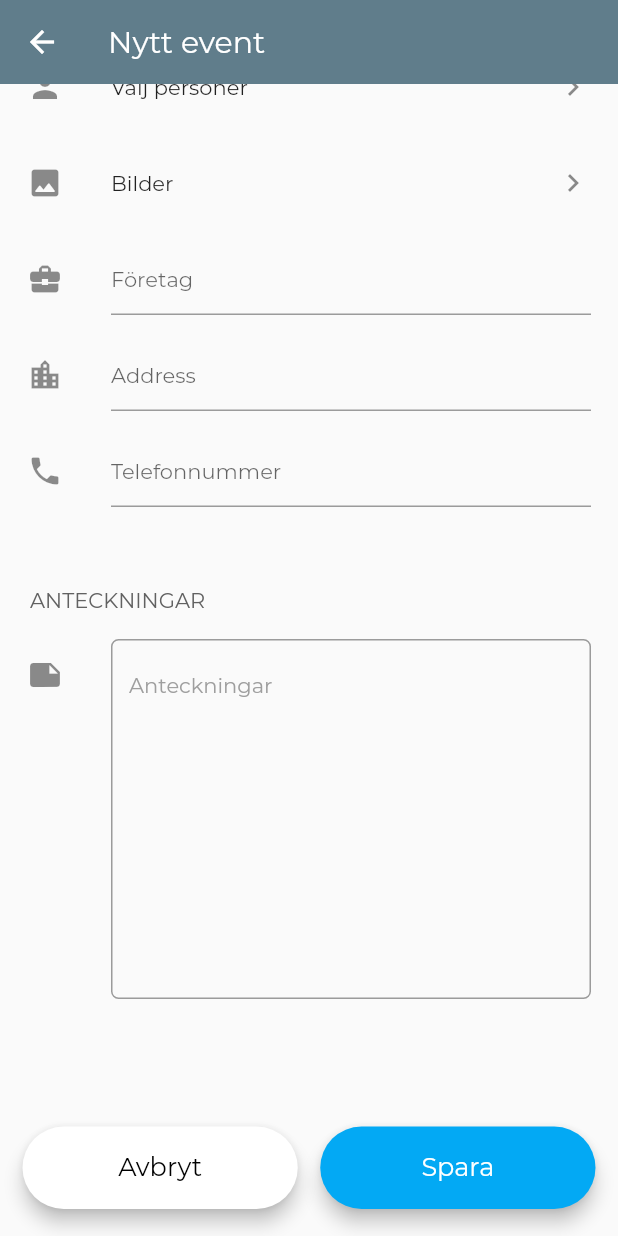
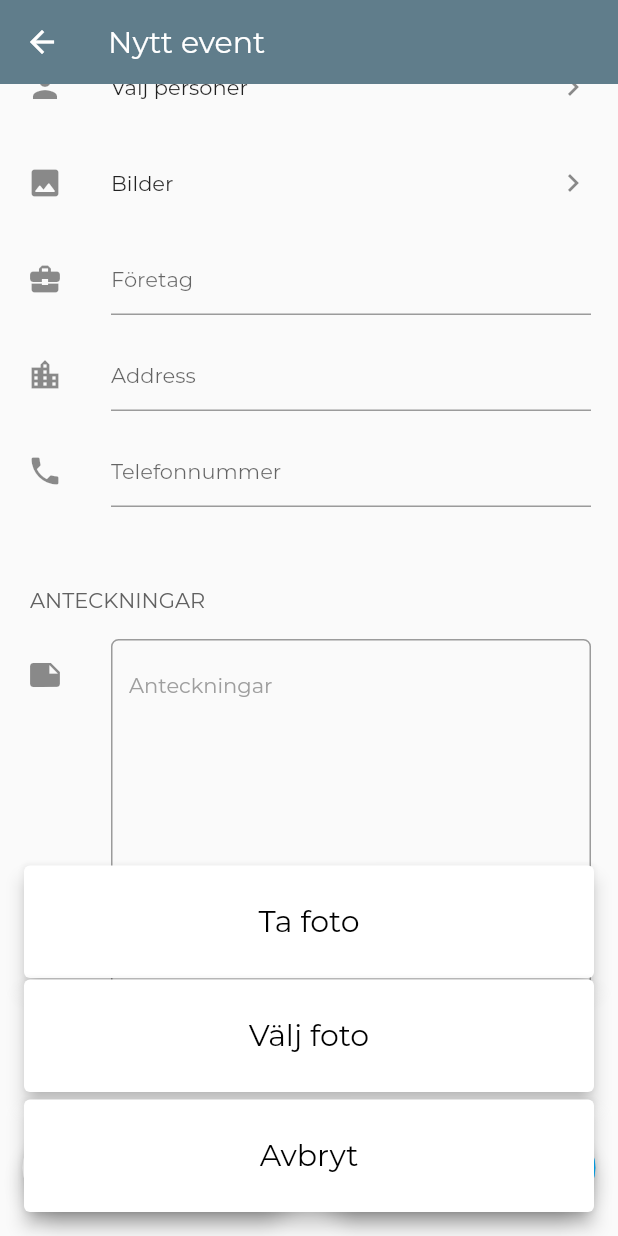
Before and after one commit to robban112/ZimpleFlutter, a Flutter app: the AddEventScreen screen opened by its route, scrolled down 331 dp, after a tap on "Bilder", on a phone screen of 412 x 824 dp. Run offline on Flutter 3.47's test engine with Material 2 defaults, Android fonts, the light colour scheme and no system bars; our stand-ins replace firebase_auth, firebase_core, firebase_database, firebase_storage, flutter_datetime_picker, loader_overlay and 3 more; missing offline and left inert: firebase_auth_web, firebase_core_web, firebase_storage_web, infinite_listview; accounts and stored records are empty; statements that could not run were skipped.

Commit message:
made timeline and choose image provider

```diff
--- a/lib/main.dart
+++ b/lib/main.dart
@@ -1,6 +1,7 @@
 import 'package:zimple/model/person.dart';
 import 'package:zimple/screens/Calendar/add_event_screen.dart';
 import 'package:zimple/screens/Calendar/person_select_screen.dart';
+import 'package:zimple/screens/TimeReporting/timereporting_screen.dart';
 import 'package:zimple/screens/settings_screen.dart';
 import 'package:zimple/screens/todo_screen.dart';
 import 'package:flutter/material.dart';
@@ -45,7 +46,7 @@ class _ZimpleState extends State<Zimple> {
     initializeDateFormatting('sv_SE');
     return MaterialApp(
       theme: ThemeData(fontFamily: 'Montserrat', accentColor: Colors.lightBlue),
-      initialRoute: LoginScreen.routeName,
+      initialRoute: TabBarController.routeName,
       routes: {
         WelcomeScreen.routeName: (context) => WelcomeScreen(),
         LoginScreen.routeName: (context) => LoginScreen(),
@@ -56,7 +57,8 @@ class _ZimpleState extends State<Zimple> {
         AddEventScreen.routeName: (context) =>
             AddEventScreen(persons: mockperson),
         PersonSelectScreen.routeName: (context) =>
-            PersonSelectScreen(persons: mockperson)
+            PersonSelectScreen(persons: mockperson),
+        TimeReportingScreen.routeName: (context) => TimeReportingScreen(),
       },
     );
   }
--- a/lib/screens/Calendar/add_event_screen.dart
+++ b/lib/screens/Calendar/add_event_screen.dart
@@ -35,6 +35,7 @@ class _AddEventScreenState extends State<AddEventScreen> {
   String location;
 
   bool changingEvent;
+  bool isSelectingPhotoProvider = false;
 
   final GlobalKey<FormState> _titleFormKey = GlobalKey<FormState>();
   final GlobalKey<FormState> _startTimeFormKey = GlobalKey<FormState>();
@@ -300,8 +301,56 @@ class _AddEventScreenState extends State<AddEventScreen> {
               const SizedBox(height: 150),
             ],
           ),
-          _buildActionButtons()
+          _buildActionButtons(),
+          _buildPhotoButtons()
         ],
+      ),
+    );
+  }
+
+  Widget _buildPhotoButtons() {
+    return AnimatedPositioned(
+        duration: Duration(milliseconds: 200),
+        bottom: isSelectingPhotoProvider ? 16 : -300,
+        right: 16.0,
+        left: 16.0,
+        child: Column(
+          mainAxisAlignment: MainAxisAlignment.end,
+          crossAxisAlignment: CrossAxisAlignment.stretch,
+          children: [
+            _buildPhotoButton(() {}, "Ta foto"),
+            SizedBox(height: 1.0),
+            _buildPhotoButton(() {}, "Välj foto"),
+            SizedBox(height: 5.0),
+            _buildPhotoButton(() {
+              setState(
+                () {
+                  isSelectingPhotoProvider = false;
+                },
+              );
+            }, "Avbryt"),
+          ],
+        ));
+  }
+
+  Widget _buildPhotoButton(Function onTap, String text) {
+    return Container(
+      height: 75.0,
+      width: 120,
+      child: ButtonTheme(
+        height: 60.0,
+        child: ElevatedButton(
+          child: Text(text, style: TextStyle(fontSize: 20.0)),
+          onPressed: () {
+            onTap();
+          },
+          style: ElevatedButton.styleFrom(
+            minimumSize: Size(100.0, 50.0),
+            elevation: 5,
+            primary: Colors.white,
+            onPrimary: Colors.black,
+          ),
+        ),
       ),
     );
   }
@@ -327,7 +376,11 @@ class _AddEventScreenState extends State<AddEventScreen> {
             Icon(Icons.chevron_right)
           ],
         ),
-        onTap: () {});
+        onTap: () {
+          setState(() {
+            isSelectingPhotoProvider = !isSelectingPhotoProvider;
+          });
+        });
   }
 
   ListTile _buildPersonsListTile(BuildContext context) {
--- a/lib/screens/Calendar/calendar_screen.dart
+++ b/lib/screens/Calendar/calendar_screen.dart
@@ -39,7 +39,7 @@ class _CalendarScreenState extends State<CalendarScreen> {
   FirebaseStorageManager firebaseStorageManager;
   EventManager eventManager = EventManager(events: []);
   bool loading = true;
-  double _minuteHeight = 0.5;
+  double _minuteHeight = 0.6;
   int _numberOfDays = 7;
   DateTime dateAggregator;
   bool isCopyingEvent = false;
@@ -102,7 +102,7 @@ class _CalendarScreenState extends State<CalendarScreen> {
                     }
                   },
                 ),
-                buildCopyWidget(),
+                buildCopyWidget()
               ],
             ),
     );
--- a/lib/widgets/provider_widget.dart
+++ b/lib/widgets/provider_widget.dart
@@ -13,7 +13,7 @@ class ProviderWidget extends InheritedWidget {
   static ProviderWidget of(BuildContext context) {
     final ProviderWidget result =
         context.dependOnInheritedWidgetOfExactType<ProviderWidget>();
-    assert(result != null, 'No FrogColor found in context');
+    assert(result != null, '');
     return result;
   }
 
```
Also changed, not shown: lib/components/week_view.dart (+66 -2 lines), lib/generated_plugin_registrant.dart (added, +19 -0 lines), lib/screens/TimeReporting/timereporting_screen.dart (added, +16 -0 lines), lib/screens/tab_bar_controller.dart (+11 -3 lines), 2 other files.
